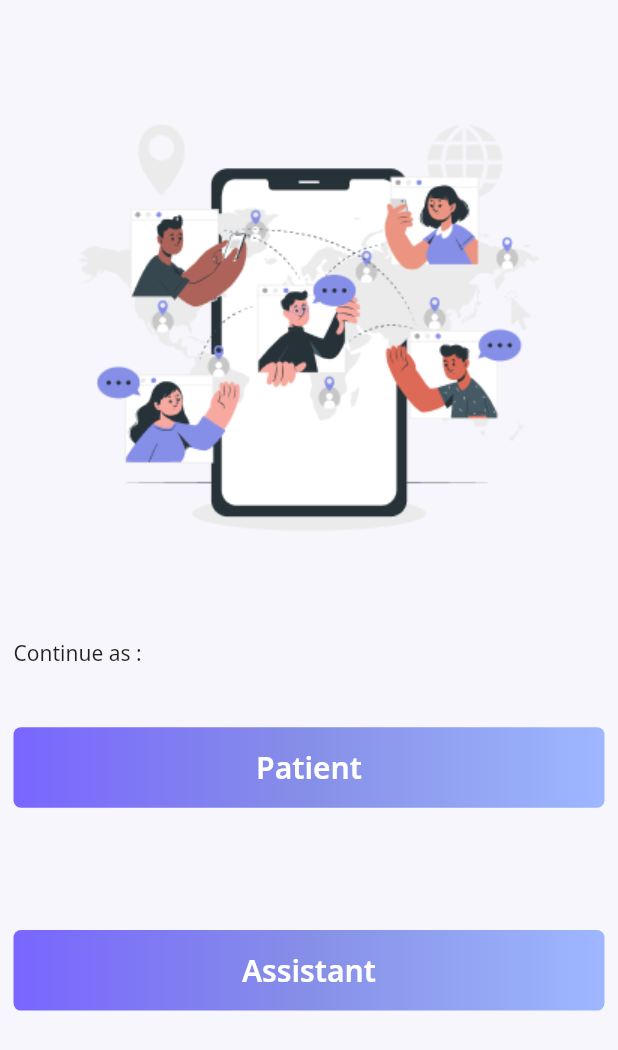
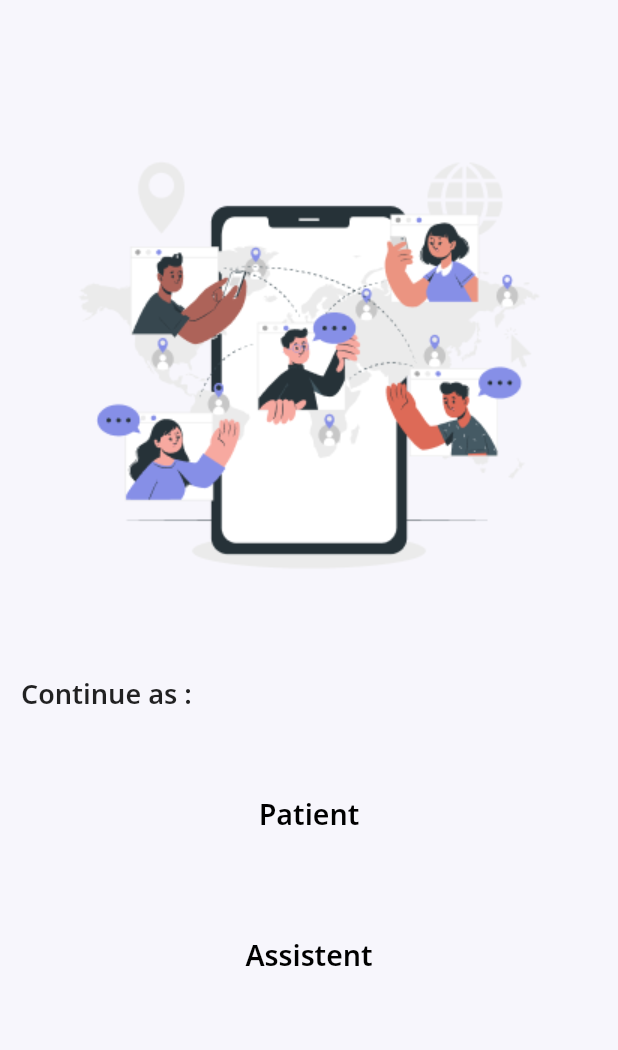
Before and after one commit to waleed-se3fan/cord-1, a Flutter app: the ChoiceScreen screen opened directly, on a phone screen of 412 x 824 dp. Shown: the top 1050 px of the screen. Run offline on Flutter 3.47's test engine with Material 2 defaults, Android fonts, the phone set to English and light mode, and no system bars; our stand-ins replace animated_text_kit, audioplayers, bloc, cloud_firestore, dio, dotted_border and 18 more; missing offline and left inert: audio_waveforms, custom_clippers, fast_contacts, flutter_sms, qr_code_scanner, search_page and 1 more; accounts and stored records are empty.

Commit message:
Update choise_screen.dart

```diff
--- a/lib/app/login/presentation/choise_screen.dart
+++ b/lib/app/login/presentation/choise_screen.dart
@@ -1,56 +1,108 @@
+import 'package:cord_2/app/home_assistent/home_assiyent_profile_layout/home_assistent.dart';
 import 'package:cord_2/app/layout/presentation/cord_layout.dart';
 import 'package:flutter/material.dart';
+import 'package:flutter_bloc/flutter_bloc.dart';
 import 'package:flutter_screenutil/flutter_screenutil.dart';
+import 'package:hexcolor/hexcolor.dart';
 
 import '../../../core/components/gradient_button.dart';
+import '../../../core/styles/colors.dart';
 import '../../../core/utils/navigator.dart';
+import '../login_cubit/login_cubit.dart';
+import '../login_cubit/login_states.dart';
 
-class ChoiceScreen extends StatefulWidget {
+class ChoiceScreen extends StatelessWidget {
   const ChoiceScreen({super.key});
 
   @override
-  State<ChoiceScreen> createState() => _ChoiceScreenState();
-}
-
-class _ChoiceScreenState extends State<ChoiceScreen> {
-  @override
-  void initState() {
-    super.initState();
-  }
-  @override
   Widget build(BuildContext context) {
+    return BlocProvider(
+      create: (context) => LoginCubit(),
+      child: BlocConsumer<LoginCubit, LoginState>(
+        listener: (context, state) {},
+        builder: (context, state) {
+          var cubit = LoginCubit.get(context);
           return Scaffold(
               body: Container(
-          padding: const EdgeInsets.only(left: 9, right: 9, top: 5, bottom: 110),
+            padding:
+                const EdgeInsets.only(left: 9, right: 9, top: 30, bottom: 120),
             child: Column(
               mainAxisAlignment: MainAxisAlignment.spaceEvenly,
               children: [
                 Image.asset('assets/images/choise.png'),
                 const Align(
                   alignment: Alignment.bottomLeft,
+                  child: Padding(
+                    padding: EdgeInsets.only(left: 5),
                     child: Text(
                       'Continue as :',
+                      style:
+                          TextStyle(fontWeight: FontWeight.bold, fontSize: 18),
                     ),
                   ),
-              GradientButton(
+                ),
+                Container(
+                  width: double.infinity,
                   height: 45.h,
-                onPressed: ()async {
+                  decoration: BoxDecoration(
+                    // gradient: AppColors.kGradient,
+                    borderRadius: BorderRadius.circular(5.0),
+                  ),
+                  child: Material(
+                    color: Colors.transparent,
+                    child: InkWell(
+                      overlayColor:
+                          MaterialStateProperty.all(HexColor('#7966FF')),
+                      onTap: () {
                         navigateAndFinish(context, const CordLayout());
                       },
-                title: 'Patient',
+                      child: const Center(
+                        child: Text(
+                          'Patient',
+                          style: TextStyle(
+                            color: Colors.black,
+                            fontWeight: FontWeight.bold,
+                            fontSize: 19,
                           ),
-              const SizedBox(
-                height: 1,
                         ),
-              GradientButton(
+                      ),
+                    ),
+                  ),
+                ),
+                Container(
+                  width: double.infinity,
                   height: 45.h,
-                onPressed: () {
-                  navigateAndFinish(context, const CordLayout());
+                  decoration: BoxDecoration(
+                    gradient: LoginCubit.x ? AppColors.kGradient : null,
+                    borderRadius: BorderRadius.circular(5.0),
+                  ),
+                  child: Material(
+                    color: Colors.transparent,
+                    child: InkWell(
+                      overlayColor:
+                          MaterialStateProperty.all(HexColor('#7966FF')),
+                      onTap: () {
+                        LoginCubit.x = true;
+                        navigateAndFinish(context, const HomeAssistant());
                       },
-                title: 'Assistant',
-              )
+                      child: const Center(
+                        child: Text(
+                          'Assistent',
+                          style: TextStyle(
+                            color: Colors.black,
+                            fontWeight: FontWeight.bold,
+                            fontSize: 19,
+                          ),
+                        ),
+                      ),
+                    ),
+                  ),
+                ),
               ],
             ),
           ));
+        },
+      ),
+    );
   }
 }
```
Lines whose indentation alone changed are shown as unchanged.
